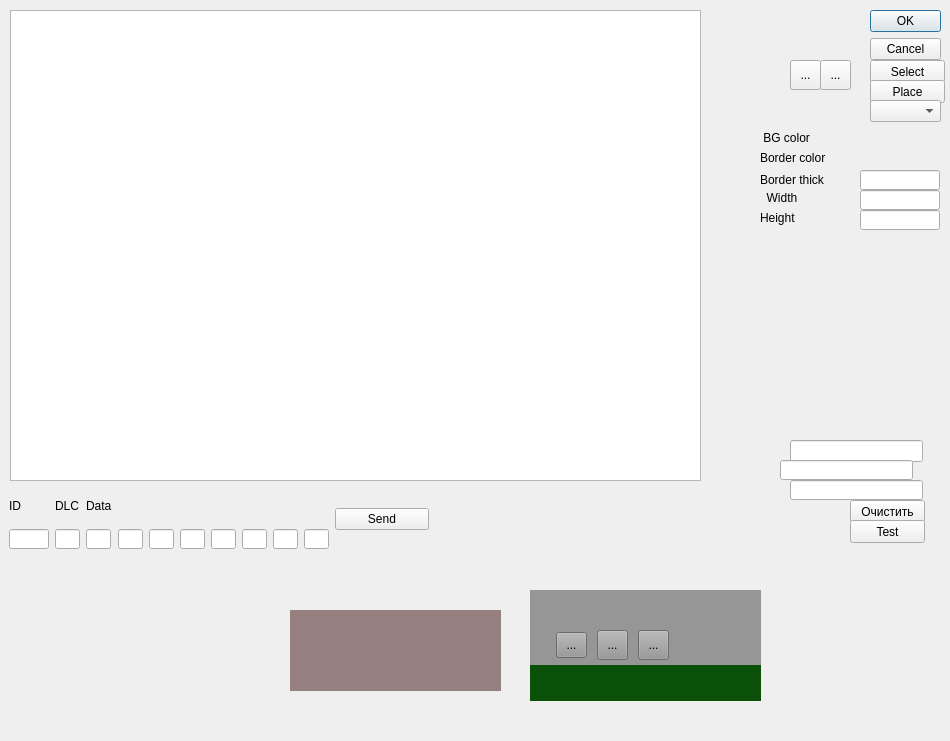
Before: the Qt Designer form win/qt_win_snail/dial_lib/dial_lib.ui in ultrasonic59/snail_w, drawn with Qt 5.
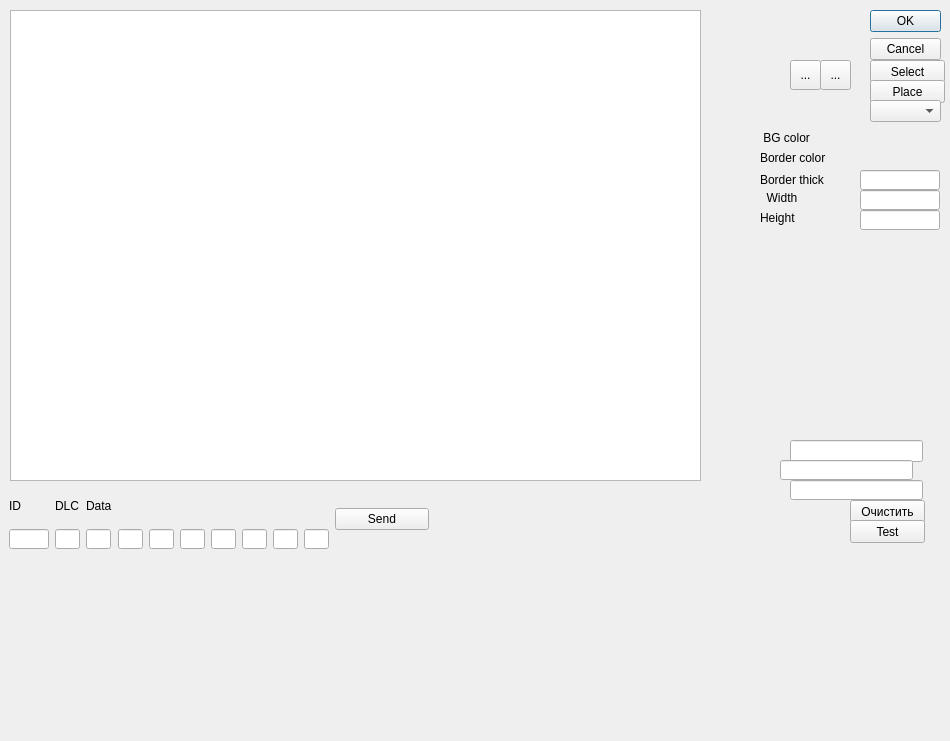
After: the same form once the commit is applied. Icons and pictures are not drawn. Custom widgets are drawn as their Qt base class.

```diff
--- a/win/qt_win_snail/dial_lib/dial_lib.ui
+++ b/win/qt_win_snail/dial_lib/dial_lib.ui
@@ -329,101 +329,6 @@
     </font>
    </property>
   </widget>
-  <widget class="QWidget" name="toolsWidget" native="true">
-   <property name="geometry">
-    <rect>
-     <x>530</x>
-     <y>590</y>
-     <width>231</width>
-     <height>111</height>
-    </rect>
-   </property>
-   <property name="styleSheet">
-    <string notr="true">background-color: rgb(150, 150, 150);</string>
-   </property>
-   <widget class="VEPolyLineSettings" name="polylineSettings" native="true">
-    <property name="geometry">
-     <rect>
-      <x>0</x>
-      <y>75</y>
-      <width>231</width>
-      <height>41</height>
-     </rect>
-    </property>
-    <property name="styleSheet">
-     <string notr="true">background-color: rgb(10, 80, 8);</string>
-    </property>
-   </widget>
-   <widget class="QToolButton" name="butDefault">
-    <property name="geometry">
-     <rect>
-      <x>26</x>
-      <y>42</y>
-      <width>31</width>
-      <height>26</height>
-     </rect>
-    </property>
-    <property name="text">
-     <string>...</string>
-    </property>
-    <property name="icon">
-     <iconset resource="../win_snail.qrc">
-      <normaloff>:/icons/arrow-top-left.png</normaloff>:/icons/arrow-top-left.png</iconset>
-    </property>
-    <property name="iconSize">
-     <size>
-      <width>24</width>
-      <height>20</height>
-     </size>
-    </property>
-   </widget>
-   <widget class="QToolButton" name="butLine">
-    <property name="geometry">
-     <rect>
-      <x>67</x>
-      <y>40</y>
-      <width>31</width>
-      <height>30</height>
-     </rect>
-    </property>
-    <property name="text">
-     <string>...</string>
-    </property>
-    <property name="icon">
-     <iconset resource="../win_snail.qrc">
-      <normaloff>:/icons/vector-polyline.png</normaloff>:/icons/vector-polyline.png</iconset>
-    </property>
-    <property name="iconSize">
-     <size>
-      <width>24</width>
-      <height>24</height>
-     </size>
-    </property>
-   </widget>
-   <widget class="QToolButton" name="butRectangle">
-    <property name="geometry">
-     <rect>
-      <x>108</x>
-      <y>40</y>
-      <width>31</width>
-      <height>30</height>
-     </rect>
-    </property>
-    <property name="text">
-     <string>...</string>
-    </property>
-    <property name="icon">
-     <iconset resource="../win_snail.qrc">
-      <normaloff>:/icons/vector-rectangle.png</normaloff>:/icons/vector-rectangle.png</iconset>
-    </property>
-    <property name="iconSize">
-     <size>
-      <width>24</width>
-      <height>24</height>
-     </size>
-    </property>
-   </widget>
-  </widget>
   <widget class="QToolButton" name="butOpen">
    <property name="geometry">
     <rect>
@@ -470,19 +375,6 @@
     </size>
    </property>
   </widget>
-  <widget class="VERectangleSettings" name="rectangleSettings" native="true">
-   <property name="geometry">
-    <rect>
-     <x>290</x>
-     <y>610</y>
-     <width>211</width>
-     <height>81</height>
-    </rect>
-   </property>
-   <property name="styleSheet">
-    <string notr="true">background-color: rgb(150, 128, 128);</string>
-   </property>
-  </widget>
   <widget class="ColorLabel" name="BorderColor">
    <property name="geometry">
     <rect>
@@ -647,18 +539,6 @@
    <extends>QGraphicsView</extends>
    <header location="global">workplaceview.h</header>
   </customwidget>
-  <customwidget>
-   <class>VERectangleSettings</class>
-   <extends>QWidget</extends>
-   <header location="global">verectanglesettings.h</header>
-   <container>1</container>
-  </customwidget>
-  <customwidget>
-   <class>VEPolyLineSettings</class>
-   <extends>QWidget</extends>
-   <header location="global">vepolylinesettings.h</header>
-   <container>1</container>
-  </customwidget>
   <customwidget>
    <class>ColorLabel</class>
    <extends>QLabel</extends>
```
Left out of the diff: 4 changed lines with no effect on the pictures.
